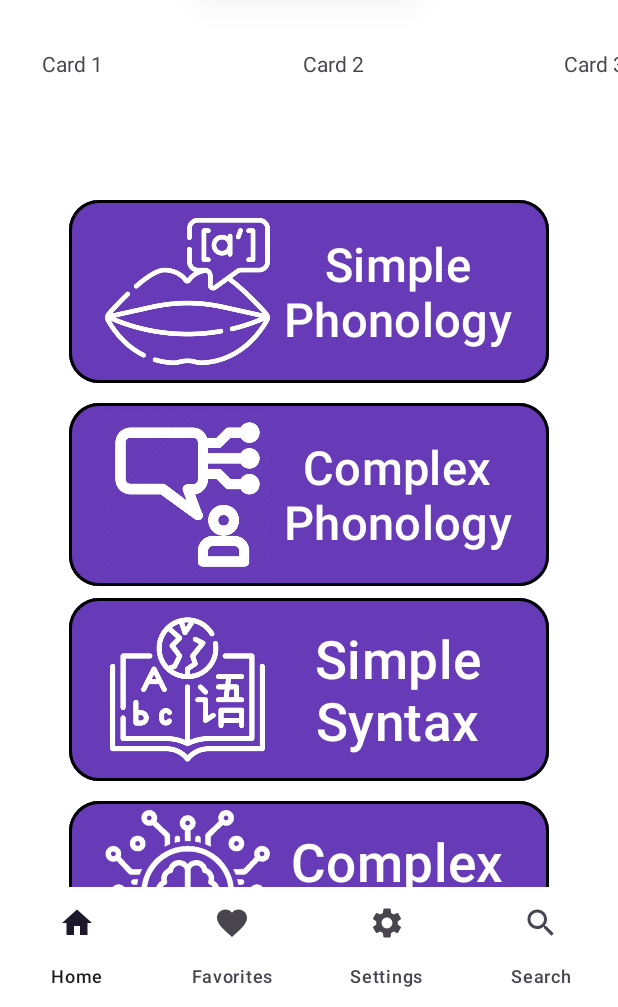
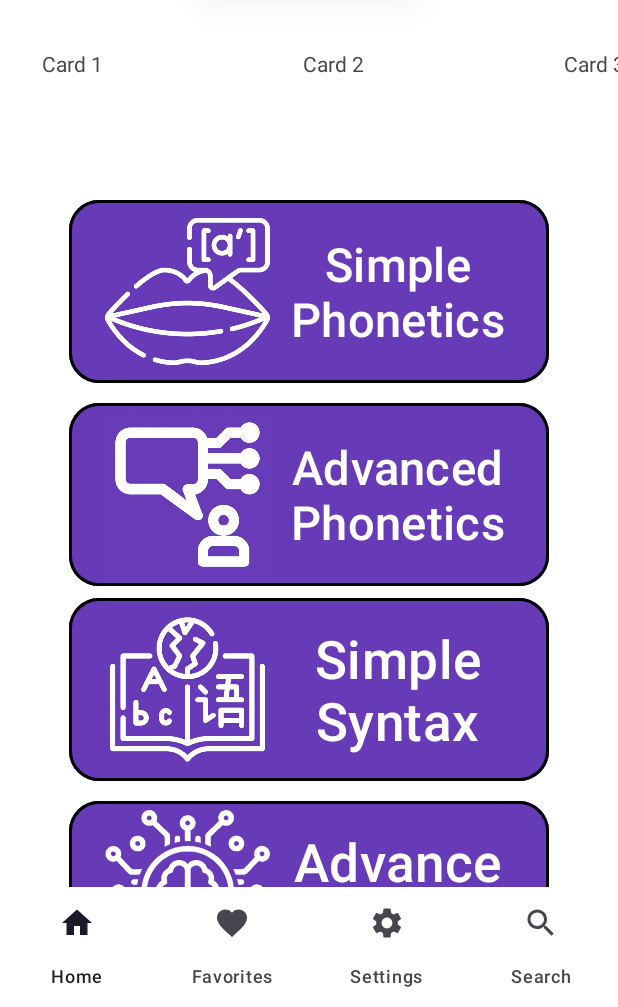
Before and after one commit to begordy/LinguaApp, an Android app built with Jetpack Compose: the screen it shows after launch once a user with an empty profile is signed in (MainActivity), on a phone screen of 412 x 824 dp, the part 229-1236 px from its top. Run offline under Robolectric (Android 15) with nearby library versions, the phone set to English and light mode, and no system bars; our stand-ins replace Firebase (no records; nobody signed in at launch, a user with empty details on screens opened directly); libraries missing offline, so code that uses them is left out: androidx.compose.ui; 1 statement that could not run was skipped.

Commit message:
updated strings

```diff
--- a/app/src/main/res/values/strings.xml
+++ b/app/src/main/res/values/strings.xml
@@ -1,9 +1,9 @@
 <resources>
     <string name="app_name">Lingua</string>
-    <string name="simple_phonology_button">Simple Phonology</string>
-    <string name="complex_phonology_button">Complex Phonology</string>
+    <string name="simple_phonology_button">Simple Phonetics</string>
+    <string name="complex_phonology_button">Advanced Phonetics</string>
     <string name="simple_syntax_button">Simple Syntax</string>
-    <string name="complex_syntax_button">Complex Syntax</string>
+    <string name="complex_syntax_button">Advanced Syntax</string>
     <string name="menu_search">Search</string>
     <string name="menu_home">Home</string>
     <string name="menu_settings">Settings</string>
```
